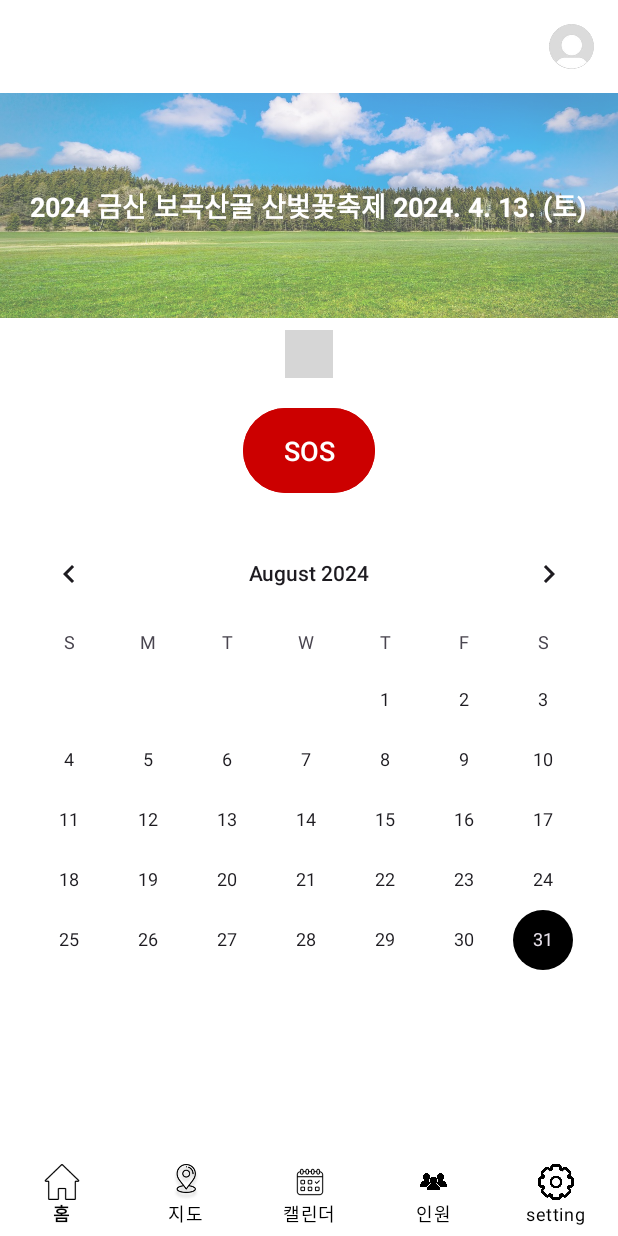
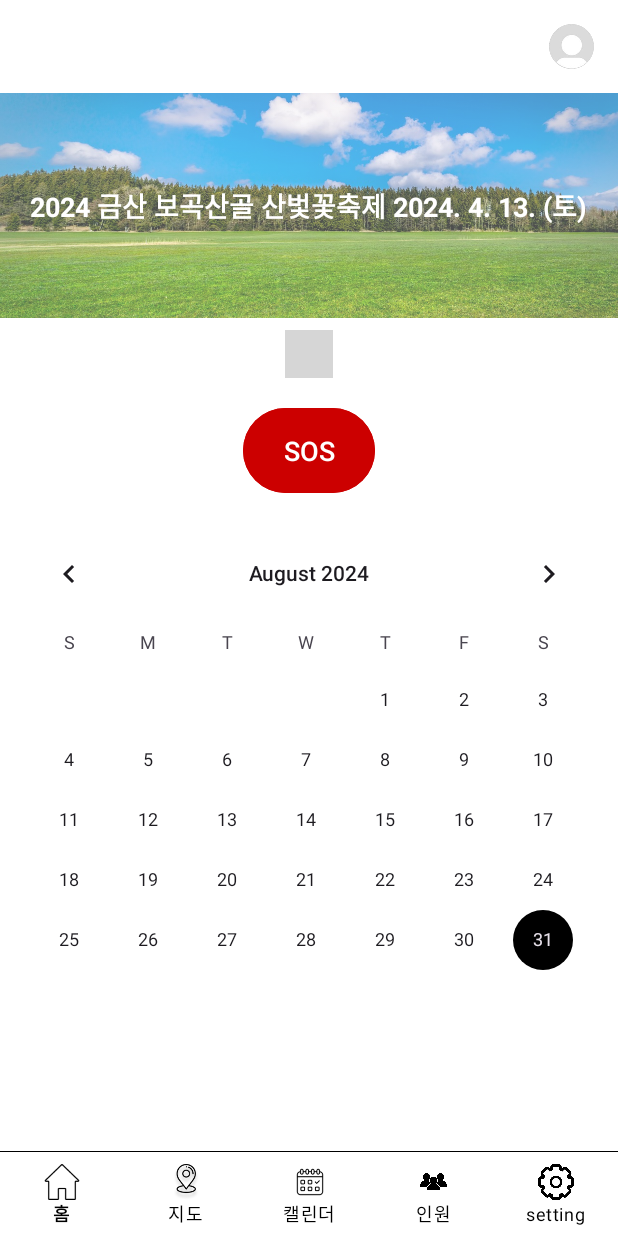
Before and after one commit to worhs02/GpsTracking, an Android app: the MainActivity screen opened directly, with no data from a screen before it, on a phone screen of 412 x 824 dp. Run offline under Robolectric (Android 15) with nearby library versions, the phone set to English and light mode, and no system bars; libraries missing offline, so code that uses them is left out: me.relex.circleindicator; plain views replace CircleIndicator3; 3 statements that could not run were skipped; grey boxes are pictures that could not be loaded.

Commit message:
탭바 구분선 추가

```diff
--- a/hwan/mountain/app/src/main/res/layout/activity_main.xml
+++ b/hwan/mountain/app/src/main/res/layout/activity_main.xml
@@ -11,7 +11,18 @@
         android:layout_width="0dp"
         android:layout_height="0dp"
         app:layout_constraintTop_toTopOf="parent"
-        app:layout_constraintBottom_toTopOf="@+id/bottom_navigation"
+        app:layout_constraintBottom_toTopOf="@+id/line_divider"
+        app:layout_constraintStart_toStartOf="parent"
+        app:layout_constraintEnd_toEndOf="parent"/>
+
+    <!-- 구분선  -->
+    <View
+        android:id="@+id/line_divider"
+        android:layout_width="0dp"
+        android:layout_height="0.5dp"
+        android:background="#FF000000"
+        app:layout_constraintTop_toBottomOf="@id/fragment_container"
+        app:layout_constraintBottom_toTopOf="@id/bottom_navigation"
         app:layout_constraintStart_toStartOf="parent"
         app:layout_constraintEnd_toEndOf="parent"/>
 
@@ -22,7 +33,6 @@
         app:labelVisibilityMode="labeled"
         app:layout_constraintBottom_toBottomOf="parent"
         app:layout_constraintEnd_toEndOf="parent"
-        app:layout_constraintHorizontal_bias="0.0"
         app:layout_constraintStart_toStartOf="parent"
         app:menu="@menu/bottom_nav_menu"
         style="@style/CustomBottomNavigationView"/>
```
